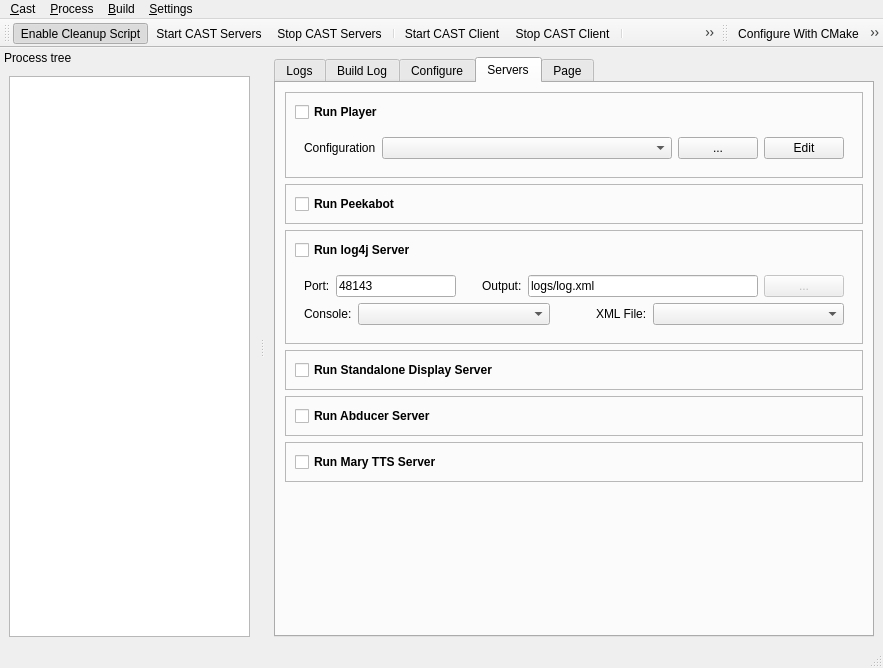
The window that tools/castctrl/branches/spring-school-2011/qtui/mainwindow.ui (marc-hanheide/cogx) describes before a commit, drawn with Qt 5.
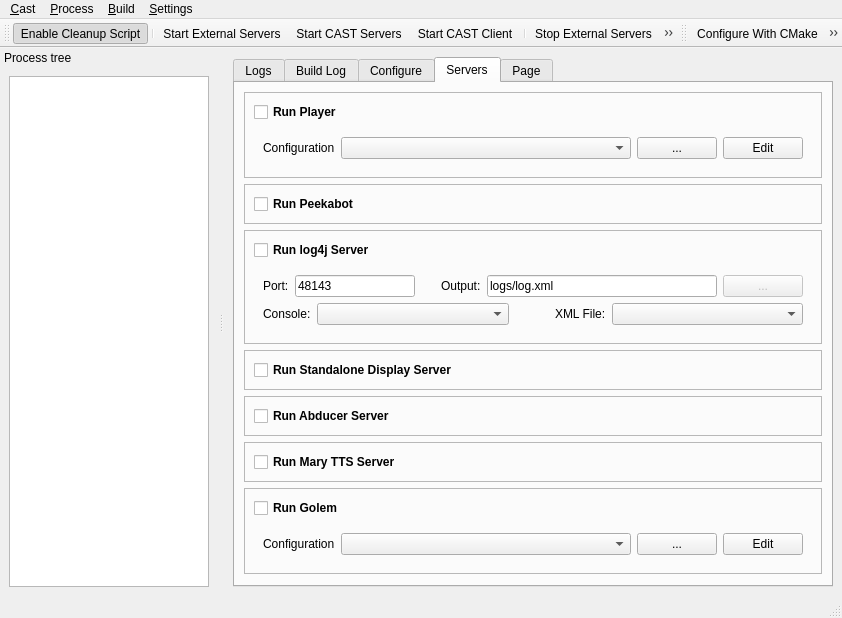
The same window after the commit. The open tabs and pages were chosen to show the change. Icons and pictures are not drawn.

Patch:
```diff
--- a/tools/castctrl/branches/spring-school-2011/qtui/mainwindow.ui
+++ b/tools/castctrl/branches/spring-school-2011/qtui/mainwindow.ui
@@ -6,8 +6,8 @@
    <rect>
     <x>0</x>
     <y>0</y>
-    <width>883</width>
-    <height>668</height>
+    <width>750</width>
+    <height>550</height>
    </rect>
   </property>
   <property name="windowTitle">
@@ -1000,6 +1000,129 @@
              </layout>
             </widget>
            </item>
+
+           <item>
+            <widget class="QFrame" name="frame_golem">
+             <property name="frameShape">
+              <enum>QFrame::StyledPanel</enum>
+             </property>
+             <property name="frameShadow">
+              <enum>QFrame::Raised</enum>
+             </property>
+             <layout class="QVBoxLayout" name="verticalLayout_golem">
+              <item>
+               <widget class="QWidget" name="widget_golem" native="true">
+                <layout class="QHBoxLayout" name="horizontalLayout_golem">
+                 <property name="leftMargin">
+                  <number>0</number>
+                 </property>
+                 <property name="topMargin">
+                  <number>0</number>
+                 </property>
+                 <property name="bottomMargin">
+                  <number>0</number>
+                 </property>
+                 <item>
+                  <widget class="QCheckBox" name="ckRunGolem">
+                   <property name="font">
+                    <font>
+                     <weight>75</weight>
+                     <bold>true</bold>
+                    </font>
+                   </property>
+                   <property name="toolTip">
+                    <string>Run Golem with External Servers</string>
+                   </property>
+                   <property name="text">
+                    <string>Run Golem</string>
+                   </property>
+                   <property name="checked">
+                    <bool>false</bool>
+                   </property>
+                  </widget>
+                 </item>
+                 <item>
+                  <spacer name="horizontalSpacer_golem">
+                   <property name="orientation">
+                    <enum>Qt::Horizontal</enum>
+                   </property>
+                   <property name="sizeHint" stdset="0">
+                    <size>
+                     <width>473</width>
+                     <height>20</height>
+                    </size>
+                   </property>
+                  </spacer>
+                 </item>
+                </layout>
+               </widget>
+              </item>
+              <item>
+               <widget class="QWidget" name="golemConfigPanel" native="true">
+                <property name="minimumSize">
+                 <size>
+                  <width>0</width>
+                  <height>0</height>
+                 </size>
+                </property>
+                <layout class="QVBoxLayout" name="verticalLayout_golem">
+                 <item>
+                  <layout class="QHBoxLayout" name="horizontalLayout_golem">
+                   <item>
+                    <widget class="QLabel" name="label_golem">
+                     <property name="text">
+                      <string>Configuration</string>
+                     </property>
+                    </widget>
+                   </item>
+                   <item>
+                    <widget class="QComboBox" name="golemConfigCmbx">
+                     <property name="sizePolicy">
+                      <sizepolicy hsizetype="Expanding" vsizetype="Fixed">
+                       <horstretch>4</horstretch>
+                       <verstretch>0</verstretch>
+                      </sizepolicy>
+                     </property>
+                     <property name="minimumSize">
+                      <size>
+                       <width>200</width>
+                       <height>0</height>
+                      </size>
+                     </property>
+                     <property name="statusTip">
+                      <string>Golem configuration file</string>
+                     </property>
+                    </widget>
+                   </item>
+                   <item>
+                    <widget class="QPushButton" name="btBrowseGolemFile">
+                     <property name="text">
+                      <string>...</string>
+                     </property>
+                    </widget>
+                   </item>
+                   <item>
+                    <widget class="QPushButton" name="btEditGolemConfig">
+                     <property name="text">
+                      <string>Edit</string>
+                     </property>
+                    </widget>
+                   </item>
+                  </layout>
+                 </item>
+                </layout>
+               </widget>
+              </item>
+             </layout>
+            </widget>
+           </item>
+
+
+
+
+
+
+
            <item>
             <spacer name="verticalSpacer_5">
              <property name="orientation">
@@ -1546,7 +1669,7 @@
     <rect>
      <x>0</x>
      <y>0</y>
-     <width>883</width>
+     <width>750</width>
      <height>20</height>
     </rect>
    </property>
@@ -1658,14 +1781,14 @@
     <bool>false</bool>
    </attribute>
    <addaction name="actEnableCleanupScript"/>
+   <addaction name="separator"/>
+   <addaction name="actStartExternalServers"/>
    <addaction name="actStartCastServers"/>
-   <addaction name="actStopCastServers"/>
-   <addaction name="separator"/>
    <addaction name="actStartCastClient"/>
-   <addaction name="actStopCastClient"/>
    <addaction name="separator"/>
-   <addaction name="actStartExternalServers"/>
    <addaction name="actStopExternalServers"/>
+   <addaction name="actStopCastServers"/>
+   <addaction name="actStopCastClient"/>
    <addaction name="separator"/>
    <addaction name="actStartTerminal"/>
   </widget>
```
Left out of the diff: 57 changed lines with no effect on the pictures.
